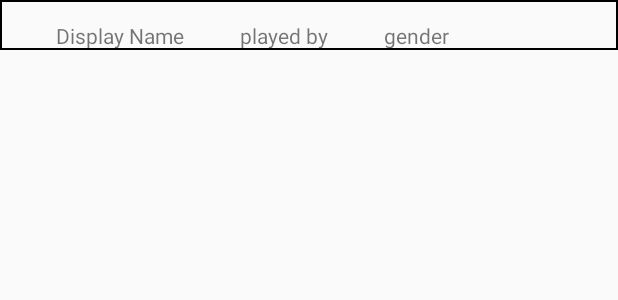
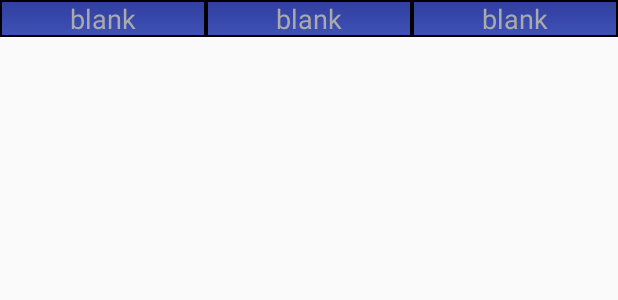
Before and after one commit to rustyhaidu/Anapioficeandfire, an Android app: the layout item_view.xml on its own in the app's theme, with its tools: preview values and no code run, on a phone screen of 412 x 824 dp. Shown: the top 300 px of the screen. Run offline under Robolectric (Android 15) with nearby library versions, the phone set to English and light mode, and no system bars.

Commit message:
worked on the GUI

```diff
--- a/app/src/main/res/drawable/customborder.xml
+++ b/app/src/main/res/drawable/customborder.xml
@@ -3,7 +3,12 @@
     <item android:left="0dp" android:right="0dp"  android:top="0dp"
         >
         <shape android:shape="rectangle">
-            <stroke android:width="1dp" android:color="@android:color/black" />
+            <stroke android:width="1dp" android:color="@android:color/black"/>
+
+            <gradient
+                android:startColor="@color/colorPrimaryDark"
+                android:endColor="@color/colorPrimary"
+                android:angle="-90" />
         </shape>
     </item>
 </layer-list>
--- a/app/src/main/res/layout/item_view.xml
+++ b/app/src/main/res/layout/item_view.xml
@@ -7,39 +7,45 @@
     >
 
     <LinearLayout
-        android:layout_width="wrap_content"
-        android:layout_height="wrap_content"
+        android:layout_width="match_parent"
+        android:layout_height="match_parent"
         android:orientation="horizontal"
         android:weightSum="3">
+
         <TextView
             android:id="@+id/displayTextView"
             android:layout_width="match_parent"
-        android:layout_height="wrap_content"
-        android:layout_marginLeft="37dp"
-        android:layout_marginStart="37dp"
-        android:layout_marginTop="14dp"
-        android:text="Display Name"
-        android:textSize="14sp"
-        android:layout_weight="1"/>
+            android:layout_height="match_parent"
+            android:layout_weight="1"
+            android:background="@drawable/customborder"
+            android:gravity="center_horizontal"
+            android:hint="blank"
+            android:textColor="@android:color/background_light"
+            android:textColorHint="@android:color/darker_gray"
+            android:textSize="18sp"/>
 
         <TextView
             android:id="@+id/playedByTextView"
             android:layout_width="match_parent"
-        android:layout_height="wrap_content"
-        android:text="played by"
-        android:layout_marginLeft="37dp"
-        android:layout_marginStart="37dp"
-        android:layout_marginTop="14dp"
-        android:layout_weight="1"/>
+            android:layout_height="match_parent"
+            android:layout_weight="1"
+            android:background="@drawable/customborder"
+            android:gravity="center_horizontal"
+            android:hint="blank"
+            android:textColor="@android:color/background_light"
+            android:textColorHint="@android:color/darker_gray"
+            android:textSize="18sp"/>
 
         <TextView
             android:id="@+id/genderTextView"
             android:layout_width="match_parent"
-        android:layout_height="wrap_content"
-        android:layout_marginLeft="37dp"
-        android:layout_marginStart="37dp"
-        android:layout_marginTop="14dp"
-        android:text="gender"
-        android:layout_weight="1"/>
+            android:layout_height="match_parent"
+            android:layout_weight="1"
+            android:background="@drawable/customborder"
+            android:gravity="center_horizontal"
+            android:hint="blank"
+            android:textColor="@android:color/background_light"
+            android:textColorHint="@android:color/darker_gray"
+            android:textSize="18sp"/>
     </LinearLayout>
 </LinearLayout>
--- a/app/src/main/res/values/colors.xml
+++ b/app/src/main/res/values/colors.xml
@@ -1,6 +1,6 @@
 <?xml version="1.0" encoding="utf-8"?>
 <resources>
-    <color name="colorPrimary">#3F51B5</color>
+    <color name="colorPrimary">#3f51b5</color>
     <color name="colorPrimaryDark">#303F9F</color>
     <color name="colorAccent">#FF4081</color>
 </resources>
```
Also changed, not shown: app/src/main/AndroidManifest.xml (+8 -2 lines), app/src/main/java/app/clau/anapioficeandfire/ui/MainActivity.java (+6 -3 lines), app/src/main/res/layout/activity_main.xml (+55 -4 lines). Lines whose indentation alone changed are shown as unchanged.
